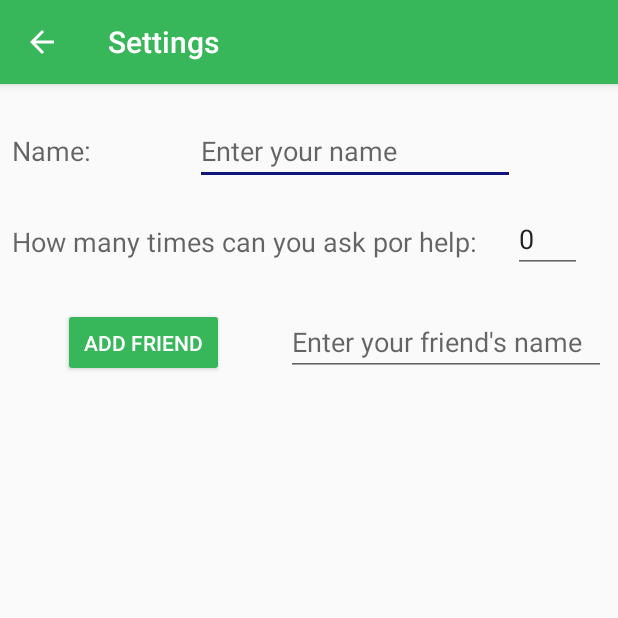
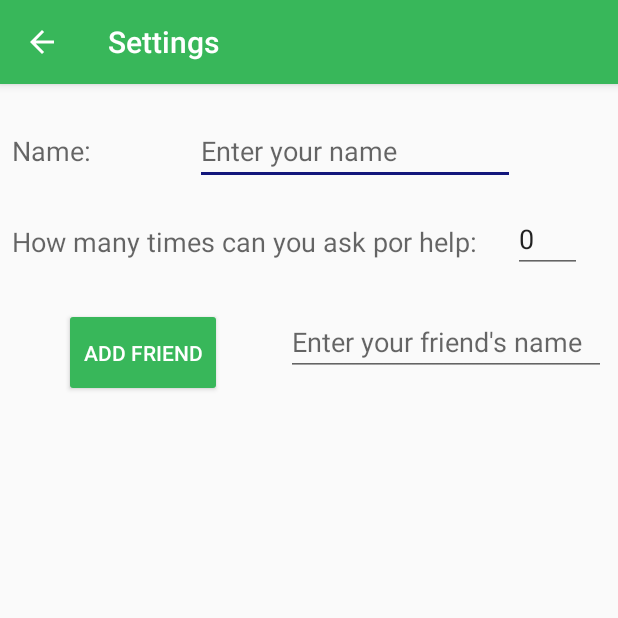
Before and after one commit to braxanmp/sdm_entrega, an Android app: the SettingsActivity screen opened directly, with no data from a screen before it, on a phone screen of 412 x 824 dp, the top half of it. Run offline under Robolectric (Android 15) with nearby library versions, the phone set to English and light mode, and no system bars.

Commit message:
traducidas pantallas que faltaban, puntuaciones alineadas

```diff
--- a/app/src/main/java/meb/sdm/entrega/SettingsActivity.java
+++ b/app/src/main/java/meb/sdm/entrega/SettingsActivity.java
@@ -16,7 +16,7 @@ public class SettingsActivity extends AppCompatActivity {
     protected void onCreate(Bundle savedInstanceState) {
         super.onCreate(savedInstanceState);
         setContentView(R.layout.activity_settings);
-        name = findViewById(R.id.name);
+        name = findViewById(R.id.name_text);
         numhelps = findViewById(R.id.numHelps);
         nameFriend = findViewById(R.id.nameFriend);
         SharedPreferences sharedPref = PreferenceManager.getDefaultSharedPreferences(this);
--- a/app/src/main/res/layout/activity_settings.xml
+++ b/app/src/main/res/layout/activity_settings.xml
@@ -7,18 +7,19 @@
     tools:context="meb.sdm.entrega.SettingsActivity">
 
     <EditText
-        android:id="@+id/name"
+        android:id="@+id/name_text"
         android:layout_width="wrap_content"
         android:layout_height="wrap_content"
         android:layout_marginEnd="8dp"
         android:layout_marginStart="8dp"
         android:ems="10"
-        android:hint="Enter your name"
+        android:hint="@string/settings_name_text"
         android:inputType="textPersonName"
         app:layout_constraintBottom_toBottomOf="@+id/name"
         app:layout_constraintEnd_toEndOf="parent"
         app:layout_constraintStart_toEndOf="@+id/name"
         app:layout_constraintTop_toTopOf="@+id/name" />
+        <!--android:hint="Enter your name"-->
 
     <TextView
         android:id="@+id/name"
@@ -26,7 +27,7 @@
         android:layout_height="wrap_content"
         android:layout_marginStart="8dp"
         android:layout_marginTop="32dp"
-        android:text="Name:"
+        android:text="@string/settings_name"
         android:textAppearance="@style/TextAppearance.AppCompat.Medium"
         app:layout_constraintStart_toStartOf="parent"
         app:layout_constraintTop_toTopOf="parent"
@@ -38,11 +39,12 @@
         android:layout_height="wrap_content"
         android:layout_marginStart="8dp"
         android:layout_marginTop="36dp"
-        android:text="How many times can you ask por help:"
+        android:text="@string/settings_help"
         android:textAppearance="@style/TextAppearance.AppCompat.Medium"
         app:layout_constraintStart_toStartOf="parent"
         app:layout_constraintTop_toBottomOf="@+id/name"
-        tools:ignore="MissingConstraints" />
+        tools:ignore="MissingConstraints"/>
+        <!--android:text="How many times can you ask por help:"-->
 
     <EditText
         android:id="@+id/numHelps"
@@ -59,13 +61,13 @@
 
     <Button
         android:id="@+id/add_friend"
-        android:layout_width="107dp"
-        android:layout_height="46dp"
+        android:layout_width="105dp"
+        android:layout_height="59dp"
         android:layout_marginEnd="8dp"
         android:layout_marginStart="8dp"
         android:layout_marginTop="32dp"
         android:backgroundTint="@color/colorPrimary"
-        android:text="Add friend"
+        android:text="@string/add_friend"
         android:textColor="@android:color/background_light"
         android:textColorLink="@color/colorAccent"
         app:layout_constraintEnd_toStartOf="@+id/nameFriend"
@@ -79,7 +81,7 @@
         android:layout_marginEnd="8dp"
         android:layout_marginTop="32dp"
         android:ems="10"
-        android:hint="Enter your friend's name"
+        android:hint="@string/add_name_friend"
         android:inputType="textPersonName"
         app:layout_constraintEnd_toEndOf="parent"
         app:layout_constraintTop_toBottomOf="@+id/help"
--- a/app/src/main/res/values/strings.xml
+++ b/app/src/main/res/values/strings.xml
@@ -27,4 +27,9 @@
     <string name="delete_score">Are you sure that you want to delete scores?</string>
     <string name="label_local_scores">Local</string>
     <string name="label_friends_scores">Friends</string>
+    <string name="settings_name">Name:</string>
+    <string name="settings_name_text">Enter your name</string>
+    <string name="settings_help">How many times can you ask por help:</string>
+    <string name="add_friend">Add friend</string>
+    <string name="add_name_friend">Enter your friend\'s name</string>
 </resources>
```
Also changed, not shown: app/src/main/res/layout/score_list_row.xml (+16 -5 lines), 1 other file.
